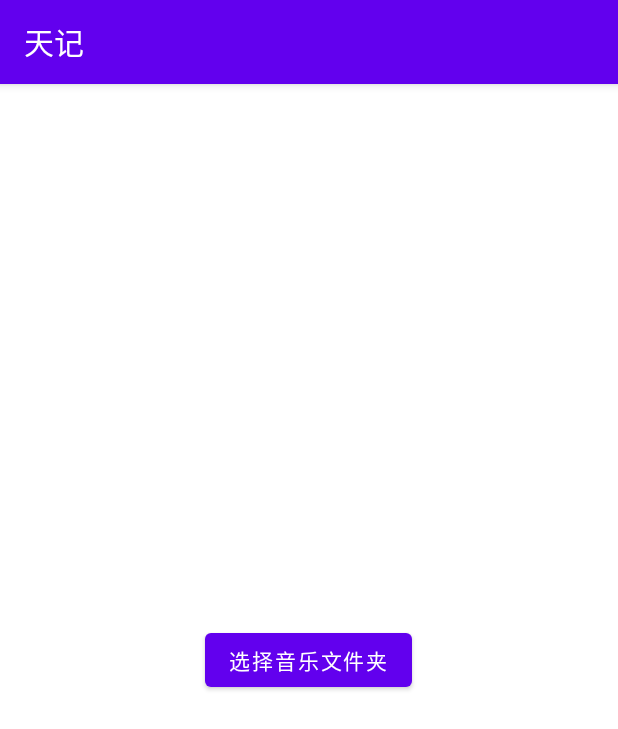
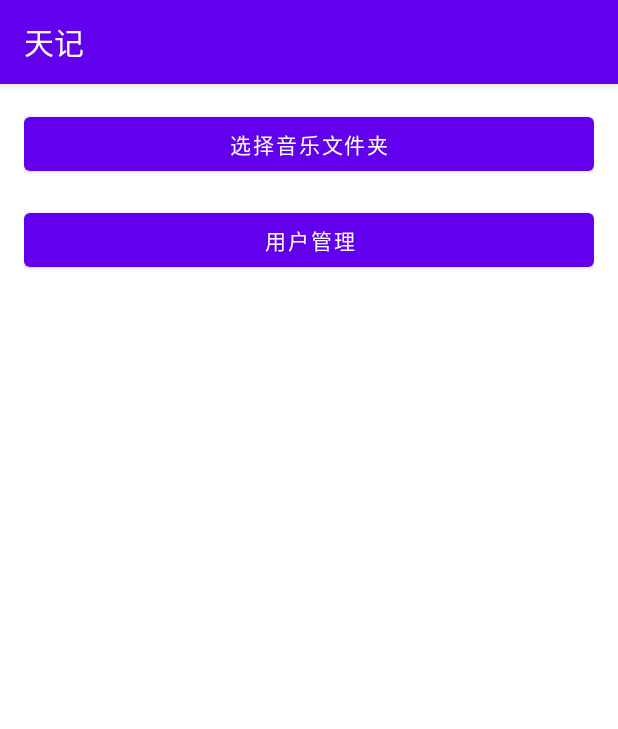
Before and after one commit to FuranisClay/WeatherAPP, an Android app: the fragment SettingsFragment shown on its own in the app's theme, on a phone screen of 412 x 824 dp. Shown: the top 729 px of the screen. Run offline under Robolectric (Android 15) with nearby library versions, the phone set to English and light mode, and no system bars; network calls fail.

Commit message:
user management

```diff
--- a/app/src/main/AndroidManifest.xml
+++ b/app/src/main/AndroidManifest.xml
@@ -25,6 +25,7 @@
         <activity android:name=".activity.CitySelectorActivity"/>
         <activity android:name="com.furan.activity.WeatherDetailActivity" />
         <activity android:name=".activity.PlaylistActivity" />
+        <activity android:name=".activity.LoginActivity"/>
         <activity
             android:name="com.furan.activity.DiaryEditorActivity"
             android:exported="false" />
--- /dev/null
+++ b/app/src/main/java/com/furan/database/UserDatabaseHelper.java
@@ -0,0 +1,43 @@
+package com.furan.database;
+
+import android.content.Context;
+import android.database.Cursor;
+import android.database.sqlite.SQLiteDatabase;
+import android.database.sqlite.SQLiteOpenHelper;
+import android.content.ContentValues;
+
+public class UserDatabaseHelper extends SQLiteOpenHelper {
+    private static final String DB_NAME = "user.db";
+    private static final int DB_VERSION = 1;
+
+    public UserDatabaseHelper(Context context) {
+        super(context, DB_NAME, null, DB_VERSION);
+    }
+
+    @Override
+    public void onCreate(SQLiteDatabase db) {
+        db.execSQL("CREATE TABLE users(id INTEGER PRIMARY KEY AUTOINCREMENT, name TEXT, email TEXT, loginTime TEXT)");
+    }
+
+    @Override
+    public void onUpgrade(SQLiteDatabase db, int oldVersion, int newVersion) { }
+
+    public long loginUser(String name, String email, String loginTime) {
+        SQLiteDatabase db = getWritableDatabase();
+        ContentValues values = new ContentValues();
+        values.put("name", name);
+        values.put("email", email);
+        values.put("loginTime", loginTime);
+        return db.insert("users", null, values);
+    }
+
+    public Cursor getLoggedInUser() {
+        SQLiteDatabase db = getReadableDatabase();
+        return db.rawQuery("SELECT * FROM users ORDER BY id DESC LIMIT 1", null);
+    }
+
+    public void logout() {
+        SQLiteDatabase db = getWritableDatabase();
+        db.execSQL("DELETE FROM users");
+    }
+}
--- a/app/src/main/java/com/furan/fragment/SettingsFragment.java
+++ b/app/src/main/java/com/furan/fragment/SettingsFragment.java
@@ -2,19 +2,19 @@ package com.furan.fragment;
 
 import android.app.Activity;
 import android.content.Intent;
+import android.database.Cursor;
 import android.net.Uri;
 import android.os.Bundle;
-import android.widget.Button;
-import android.widget.Toast;
-
+import android.view.View;
+import android.widget.*;
 import androidx.annotation.NonNull;
 import androidx.annotation.Nullable;
 import androidx.fragment.app.Fragment;
-
 import com.furan.R;
+import com.furan.activity.LoginActivity;
+import com.furan.database.UserDatabaseHelper;
 
 public class SettingsFragment extends Fragment {
-
     private static final int REQUEST_CODE_OPEN_DIRECTORY = 3001;
 
     public SettingsFragment() {
@@ -22,40 +22,65 @@ public class SettingsFragment extends Fragment {
     }
 
     @Override
-    public void onViewCreated(@NonNull android.view.View view, @Nullable Bundle savedInstanceState) {
+    public void onViewCreated(@NonNull View view, @Nullable Bundle savedInstanceState) {
         super.onViewCreated(view, savedInstanceState);
 
         Button btnChooseFolder = view.findViewById(R.id.btn_choose_music_folder);
+        Button btnUserManagement = view.findViewById(R.id.btn_user_management);
+        LinearLayout layoutUserInfo = view.findViewById(R.id.layout_user_info);
+        TextView tvUserName = view.findViewById(R.id.tv_user_name);
+        TextView tvUserEmail = view.findViewById(R.id.tv_user_email);
+        TextView tvLoginTime = view.findViewById(R.id.tv_login_time);
+        Button btnLogout = view.findViewById(R.id.btn_logout);
+
         btnChooseFolder.setOnClickListener(v -> {
             Intent intent = new Intent(Intent.ACTION_OPEN_DOCUMENT_TREE);
             startActivityForResult(intent, REQUEST_CODE_OPEN_DIRECTORY);
         });
 
-        // 提示当前已设置路径
-        String currentUri = requireContext()
-                .getSharedPreferences("music_prefs", Activity.MODE_PRIVATE)
-                .getString("music_folder_uri", null);
-        if (currentUri != null) {
-            Toast.makeText(getContext(), "当前音乐路径已设置", Toast.LENGTH_SHORT).show();
+        btnUserManagement.setOnClickListener(v -> {
+            UserDatabaseHelper dbHelper = new UserDatabaseHelper(requireContext());
+            Cursor cursor = dbHelper.getLoggedInUser();
+            if (cursor != null && cursor.moveToFirst()) {
+                layoutUserInfo.setVisibility(View.VISIBLE);
+                tvUserName.setText("用户名: " + cursor.getString(cursor.getColumnIndexOrThrow("name")));
+                tvUserEmail.setText("邮箱: " + cursor.getString(cursor.getColumnIndexOrThrow("email")));
+                tvLoginTime.setText("登录时间: " + cursor.getString(cursor.getColumnIndexOrThrow("loginTime")));
+                cursor.close();
+            } else {
+                layoutUserInfo.setVisibility(View.GONE);
+                startActivity(new Intent(requireContext(), LoginActivity.class));
+            }
+        });
+
+        btnLogout.setOnClickListener(v -> {
+            new UserDatabaseHelper(requireContext()).logout();
+            layoutUserInfo.setVisibility(View.GONE);
+            Toast.makeText(getContext(), "已退出登录", Toast.LENGTH_SHORT).show();
+        });
+
+        UserDatabaseHelper dbHelper = new UserDatabaseHelper(requireContext());
+        Cursor cursor = dbHelper.getLoggedInUser();
+        if (cursor != null && cursor.moveToFirst()) {
+            layoutUserInfo.setVisibility(View.VISIBLE);
+            tvUserName.setText("用户名: " + cursor.getString(cursor.getColumnIndexOrThrow("name")));
+            tvUserEmail.setText("邮箱: " + cursor.getString(cursor.getColumnIndexOrThrow("email")));
+            tvLoginTime.setText("登录时间: " + cursor.getString(cursor.getColumnIndexOrThrow("loginTime")));
+            cursor.close();
         }
     }
 
     @Override
     public void onActivityResult(int requestCode, int resultCode, @Nullable Intent data) {
         super.onActivityResult(requestCode, resultCode, data);
-
         if (requestCode == REQUEST_CODE_OPEN_DIRECTORY && resultCode == Activity.RESULT_OK) {
             if (data != null) {
                 Uri treeUri = data.getData();
                 if (treeUri != null) {
                     requireContext().getContentResolver().takePersistableUriPermission(treeUri,
                             Intent.FLAG_GRANT_READ_URI_PERMISSION | Intent.FLAG_GRANT_WRITE_URI_PERMISSION);
-
                     requireContext().getSharedPreferences("music_prefs", Activity.MODE_PRIVATE)
-                            .edit()
-                            .putString("music_folder_uri", treeUri.toString())
-                            .apply();
-
+                            .edit().putString("music_folder_uri", treeUri.toString()).apply();
                     Toast.makeText(getContext(), "音乐文件夹设置成功", Toast.LENGTH_SHORT).show();
                 }
             }
--- a/app/src/main/res/layout/fragment_setting.xml
+++ b/app/src/main/res/layout/fragment_setting.xml
@@ -1,15 +1,70 @@
 <?xml version="1.0" encoding="utf-8"?>
-<LinearLayout
+<ScrollView
     xmlns:android="http://schemas.android.com/apk/res/android"
-    android:orientation="vertical"
-    android:gravity="center"
     android:layout_width="match_parent"
-    android:layout_height="match_parent"
-    android:padding="16dp">
+    android:layout_height="match_parent">
 
-    <Button
-        android:id="@+id/btn_choose_music_folder"
-        android:layout_width="wrap_content"
-        android:layout_height="wrap_content"
-        android:text="选择音乐文件夹" />
-</LinearLayout>
+    <LinearLayout
+        android:orientation="vertical"
+        android:padding="16dp"
+        android:layout_width="match_parent"
+        android:layout_height="wrap_content">
+
+        <Button
+            android:id="@+id/btn_choose_music_folder"
+            android:text="选择音乐文件夹"
+            android:layout_width="match_parent"
+            android:layout_height="wrap_content"
+            android:layout_marginBottom="16dp"/>
+
+        <Button
+            android:id="@+id/btn_user_management"
+            android:text="用户管理"
+            android:layout_width="match_parent"
+            android:layout_height="wrap_content"
+            android:layout_marginBottom="16dp"/>
+
+        <!-- 登录用户信息布局 -->
+        <LinearLayout
+            android:id="@+id/layout_user_info"
+            android:orientation="vertical"
+            android:padding="16dp"
+            android:visibility="gone"
+            android:background="#EEEEEE"
+            android:layout_width="match_parent"
+            android:layout_height="wrap_content">
+
+            <TextView
+                android:id="@+id/tv_user_name"
+                android:text="用户名: "
+                android:textSize="16sp"
+                android:layout_marginBottom="8dp"
+                android:layout_width="wrap_content"
+                android:layout_height="wrap_content"/>
+
+            <TextView
+                android:id="@+id/tv_user_email"
+                android:text="邮箱: "
+                android:textSize="16sp"
+                android:layout_marginBottom="8dp"
+                android:layout_width="wrap_content"
+                android:layout_height="wrap_content"/>
+
+            <TextView
+                android:id="@+id/tv_login_time"
+                android:text="登录时间: "
+                android:textSize="16sp"
+                android:layout_marginBottom="16dp"
+                android:layout_width="wrap_content"
+                android:layout_height="wrap_content"/>
+
+            <Button
+                android:id="@+id/btn_logout"
+                android:text="退出登录"
+                android:layout_width="match_parent"
+                android:layout_height="wrap_content"/>
+
+        </LinearLayout>
+
+    </LinearLayout>
+</ScrollView>
```
Also changed, not shown: app/src/main/java/com/furan/activity/LoginActivity.java (added, +45 -0 lines), app/src/main/res/layout/activity_login.xml (added, +30 -0 lines).
